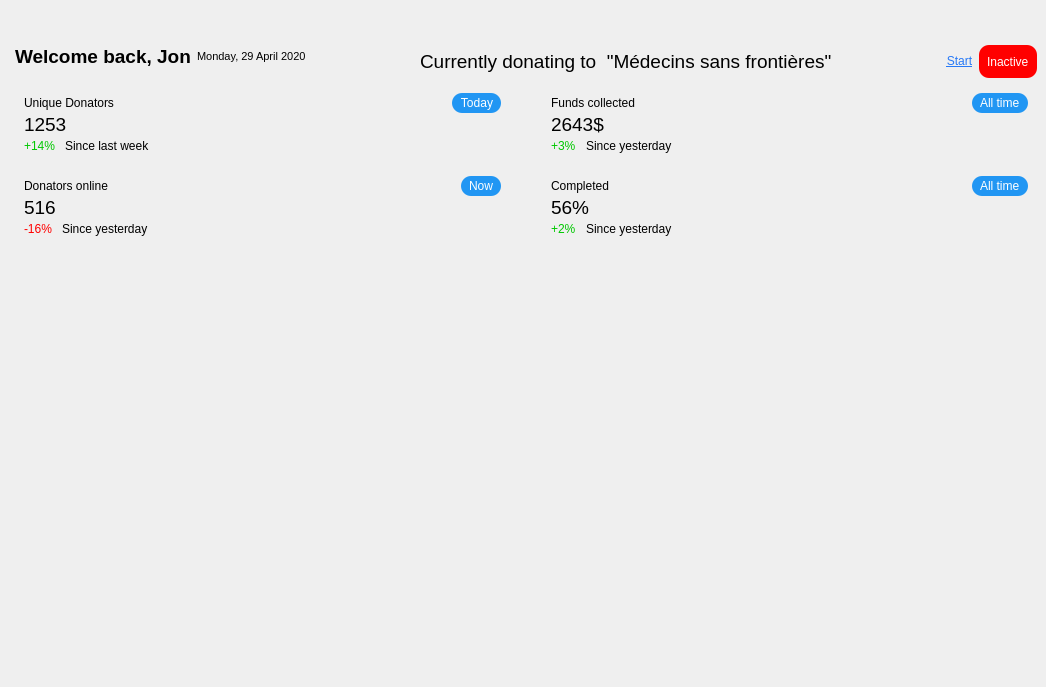
Old version of the form DonationMining/src/MainWindow.ui in the repository jondef/MiningForHumanity.
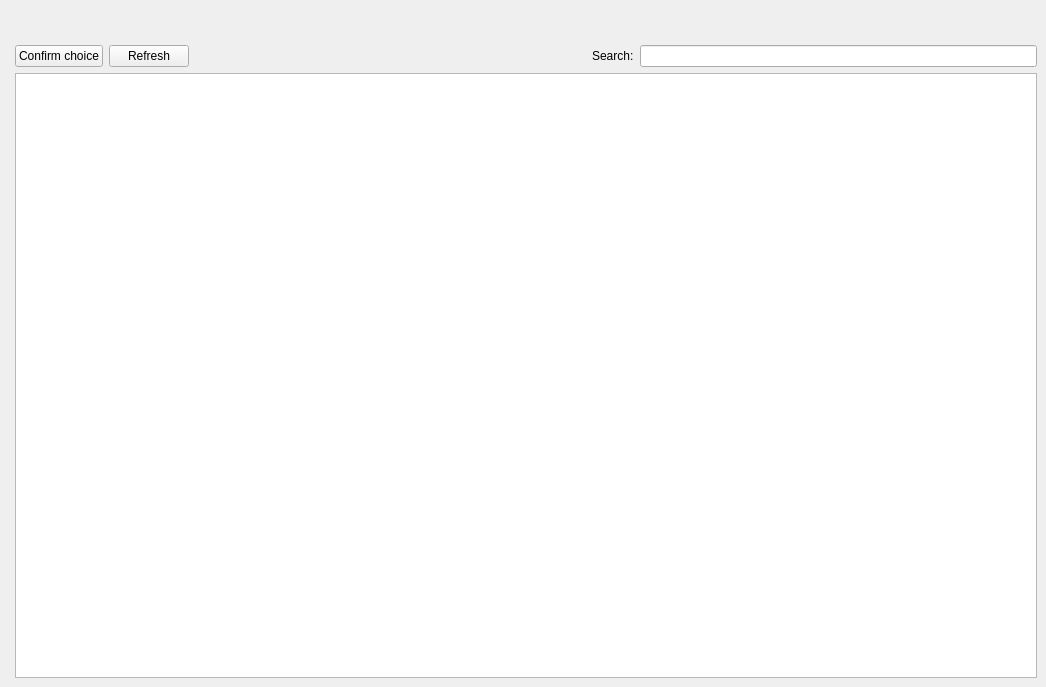
New version of the form.

What changed in the file:
```diff
--- a/DonationMining/src/MainWindow.ui
+++ b/DonationMining/src/MainWindow.ui
@@ -36,7 +36,7 @@
        </sizepolicy>
       </property>
       <property name="currentIndex">
-       <number>0</number>
+       <number>1</number>
       </property>
       <widget class="QWidget" name="dashboardPage">
        <layout class="QGridLayout" name="gridLayout">
@@ -609,8 +609,90 @@
         </item>
        </layout>
       </widget>
-      <widget class="QWidget" name="untitledPage">
-       <layout class="QGridLayout" name="gridLayout_2"/>
+      <widget class="QWidget" name="projectsPage">
+       <layout class="QVBoxLayout" name="verticalLayout_3">
+        <item>
+         <layout class="QHBoxLayout" name="horizontalLayout_16">
+          <item>
+           <widget class="QPushButton" name="pushButton_projectConfirm">
+            <property name="text">
+             <string>Confirm choice</string>
+            </property>
+           </widget>
+          </item>
+          <item>
+           <widget class="QPushButton" name="pushButton_3">
+            <property name="text">
+             <string>Refresh</string>
+            </property>
+           </widget>
+          </item>
+          <item>
+           <spacer name="horizontalSpacer_14">
+            <property name="orientation">
+             <enum>Qt::Horizontal</enum>
+            </property>
+            <property name="sizeHint" stdset="0">
+             <size>
+              <width>40</width>
+              <height>20</height>
+             </size>
+            </property>
+           </spacer>
+          </item>
+          <item>
+           <widget class="QLabel" name="label">
+            <property name="text">
+             <string>Search:</string>
+            </property>
+           </widget>
+          </item>
+          <item>
+           <widget class="QLineEdit" name="lineEdit"/>
+          </item>
+         </layout>
+        </item>
+        <item>
+         <widget class="QTableView" name="tableView_projectList">
+          <property name="alternatingRowColors">
+           <bool>true</bool>
+          </property>
+          <property name="selectionMode">
+           <enum>QAbstractItemView::SingleSelection</enum>
+          </property>
+          <property name="selectionBehavior">
+           <enum>QAbstractItemView::SelectRows</enum>
+          </property>
+          <attribute name="horizontalHeaderVisible">
+           <bool>true</bool>
+          </attribute>
+          <attribute name="horizontalHeaderCascadingSectionResizes">
+           <bool>false</bool>
+          </attribute>
+          <attribute name="horizontalHeaderMinimumSectionSize">
+           <number>30</number>
+          </attribute>
+          <attribute name="horizontalHeaderDefaultSectionSize">
+           <number>128</number>
+          </attribute>
+          <attribute name="horizontalHeaderHighlightSections">
+           <bool>false</bool>
+          </attribute>
+          <attribute name="horizontalHeaderShowSortIndicator" stdset="0">
+           <bool>true</bool>
+          </attribute>
+          <attribute name="horizontalHeaderStretchLastSection">
+           <bool>true</bool>
+          </attribute>
+          <attribute name="verticalHeaderVisible">
+           <bool>false</bool>
+          </attribute>
+          <attribute name="verticalHeaderDefaultSectionSize">
+           <number>40</number>
+          </attribute>
+         </widget>
+        </item>
+       </layout>
       </widget>
       <widget class="QWidget" name="untitledPage_2">
        <layout class="QGridLayout" name="gridLayout_4"/>
```
